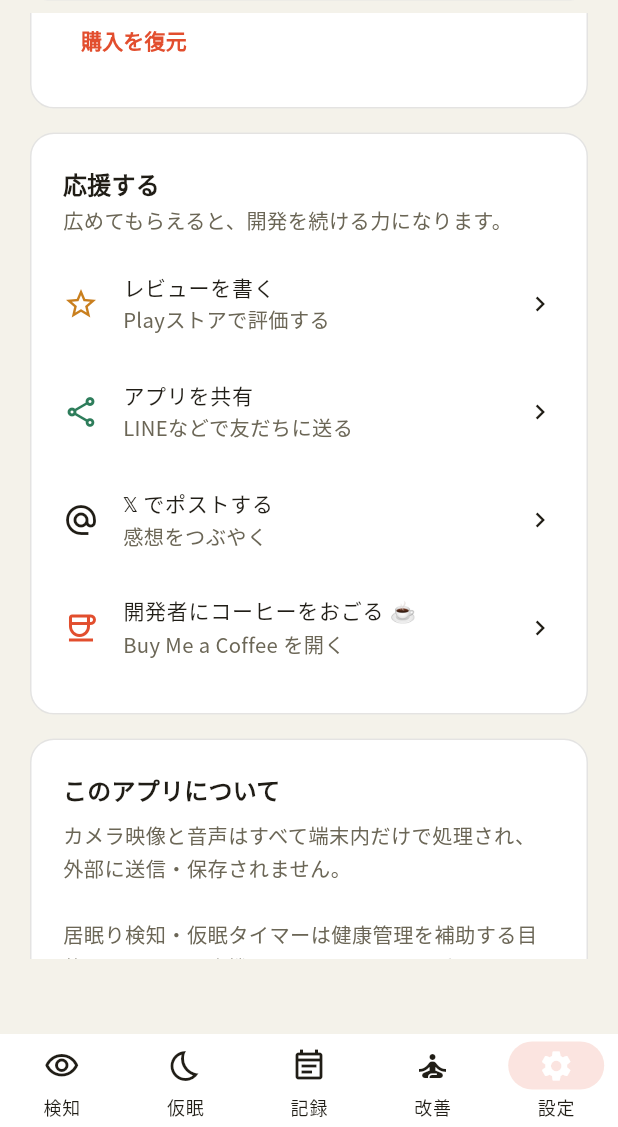
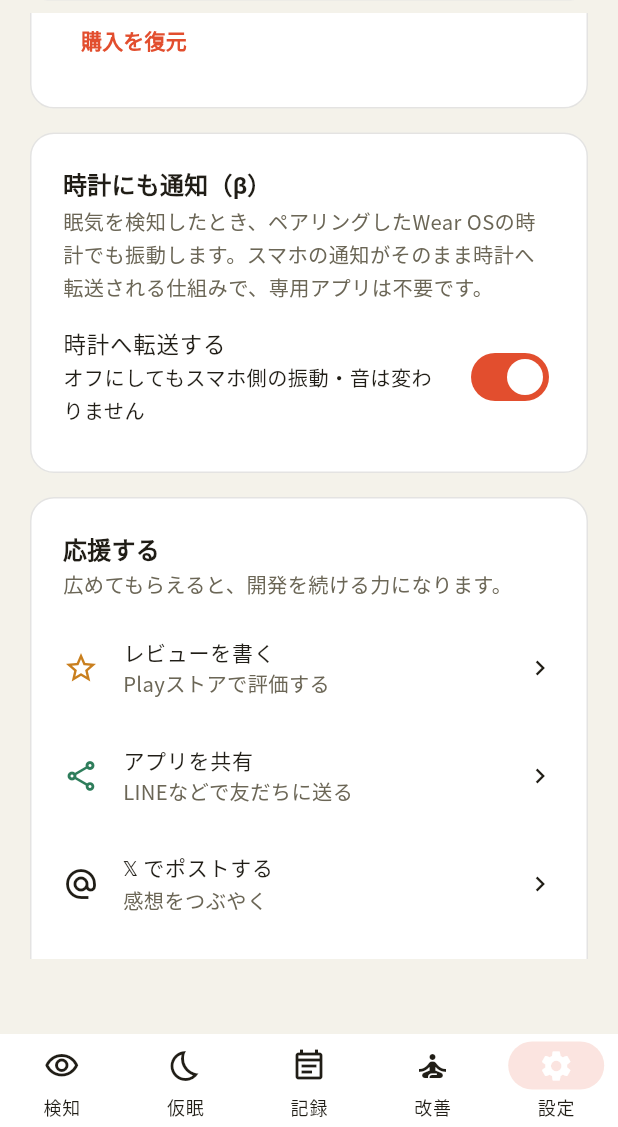
Before and after one commit to toriumib/inemuri_guard, a Flutter app: the screen it shows after launch, item 5 of the bottom bar chosen, scrolled down 576 dp, on a phone screen of 412 x 824 dp, the part 109-1236 px from its top. Run offline on Flutter 3.47's test engine with Material 3 defaults, Android fonts, the phone set to English and light mode, and no system bars; drawn by our look-alikes of google_mobile_ads; our stand-ins replace audioplayers, camera, flutter_local_notifications, google_fonts, in_app_purchase, in_app_review and 5 more; missing offline and left inert: google_mlkit_face_detection, noise_meter; network calls fail.

Commit message:
時計連携(β): 眠気検知の通知をWear OSへ転送する設定と、時計向けの反復バイブを追加。時計センサーモードの設計メモをdocsに置いた

```diff
--- a/lib/main.dart
+++ b/lib/main.dart
@@ -27,6 +27,8 @@ Future<void> main() async {
 
   final notifications = NotificationService();
   await notifications.init();
+  // 時計への通知転送は設定で切れる。起動時に保存値を反映する。
+  notifications.bridgeToWatch = stats.watchBridge;
 
   runApp(
     InemuriGuardApp(
--- a/lib/screens/settings_screen.dart
+++ b/lib/screens/settings_screen.dart
@@ -1,6 +1,7 @@
 import 'package:flutter/material.dart';
 import 'package:provider/provider.dart';
 
+import '../services/notification_service.dart';
 import '../services/purchase_service.dart';
 import '../services/stats_service.dart';
 import '../services/support_service.dart';
@@ -22,10 +23,55 @@ class SettingsScreen extends StatelessWidget {
         const SizedBox(height: 16),
         _RemoveAdsCard(stats: stats, purchases: purchases),
         const SizedBox(height: 16),
+        _WatchBridgeCard(stats: stats),
+        const SizedBox(height: 16),
         const _SupportCard(),
         const SizedBox(height: 16),
         const _AboutCard(),
       ],
+    );
+  }
+}
+
+/// 時計連携（β）。仕組みはスマホの通知をWear OSが自動で時計へ転送する
+/// もので、専用の時計アプリは不要。オフにすると通知へ
+/// FLAG_LOCAL_ONLY を付けて転送を止める。
+class _WatchBridgeCard extends StatelessWidget {
+  final StatsService stats;
+  const _WatchBridgeCard({required this.stats});
+
+  @override
+  Widget build(BuildContext context) {
+    final notifications = context.read<NotificationService>();
+
+    return Card(
+      margin: EdgeInsets.zero,
+      child: Padding(
+        padding: const EdgeInsets.all(22),
+        child: Column(
+          crossAxisAlignment: CrossAxisAlignment.start,
+          children: [
+            Text('時計にも通知（β）', style: Theme.of(context).textTheme.titleMedium),
+            const SizedBox(height: 2),
+            Text(
+              '眠気を検知したとき、ペアリングしたWear OSの時計でも振動します。'
+              'スマホの通知がそのまま時計へ転送される仕組みで、専用アプリは不要です。',
+              style: Theme.of(context).textTheme.bodyMedium,
+            ),
+            const SizedBox(height: 6),
+            SwitchListTile(
+              contentPadding: EdgeInsets.zero,
+              value: stats.watchBridge,
+              onChanged: (v) {
+                notifications.bridgeToWatch = v;
+                stats.setWatchBridge(v);
+              },
+              title: const Text('時計へ転送する'),
+              subtitle: const Text('オフにしてもスマホ側の振動・音は変わりません'),
+            ),
+          ],
+        ),
+      ),
     );
   }
 }
--- a/lib/services/stats_service.dart
+++ b/lib/services/stats_service.dart
@@ -24,6 +24,7 @@ class StatsService extends ChangeNotifier {
   static const _kLog = 'stats_log';
   static const _kAdsRemoved = 'ads_removed';
   static const _kShowCameraPreview = 'show_camera_preview';
+  static const _kWatchBridge = 'watch_bridge_beta';
   static const _kOwnedSkins = 'owned_skins';
   static const _kSelectedSkin = 'selected_skin';
   static const _kNapsAllTime = 'stats_naps_all_time';
@@ -34,6 +35,7 @@ class StatsService extends ChangeNotifier {
   int napsAllTime = 0;
   bool adsRemoved = false;
   bool showCameraPreview = true;
+  bool watchBridge = true;
   Set<String> ownedSkinIds = {};
   AppSkin selectedSkin = AppSkin.paper;
   final List<LogEntry> log = [];
@@ -59,6 +61,7 @@ class StatsService extends ChangeNotifier {
     }
     adsRemoved = prefs.getBool(_kAdsRemoved) ?? false;
     showCameraPreview = prefs.getBool(_kShowCameraPreview) ?? true;
+    watchBridge = prefs.getBool(_kWatchBridge) ?? true;
     napsAllTime = prefs.getInt(_kNapsAllTime) ?? 0;
     ownedSkinIds = (prefs.getStringList(_kOwnedSkins) ?? []).toSet();
     final savedSkin = AppSkin.fromId(prefs.getString(_kSelectedSkin));
@@ -126,6 +129,13 @@ class StatsService extends ChangeNotifier {
     notifyListeners();
   }
 
+  Future<void> setWatchBridge(bool value) async {
+    watchBridge = value;
+    final prefs = await SharedPreferences.getInstance();
+    await prefs.setBool(_kWatchBridge, value);
+    notifyListeners();
+  }
+
   Future<void> grantSkin(AppSkin skin) async {
     if (skin.isFree) return;
     ownedSkinIds.add(skin.id);
```
Also changed, not shown: lib/services/notification_service.dart (+17 -3 lines), 2 other files.
